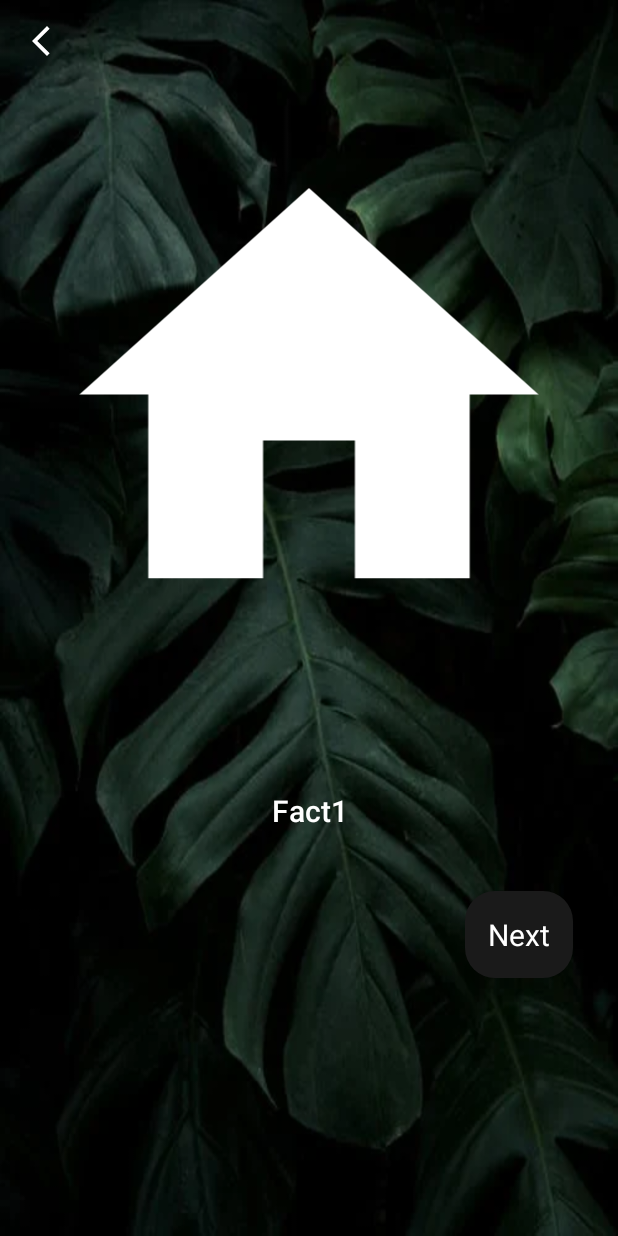
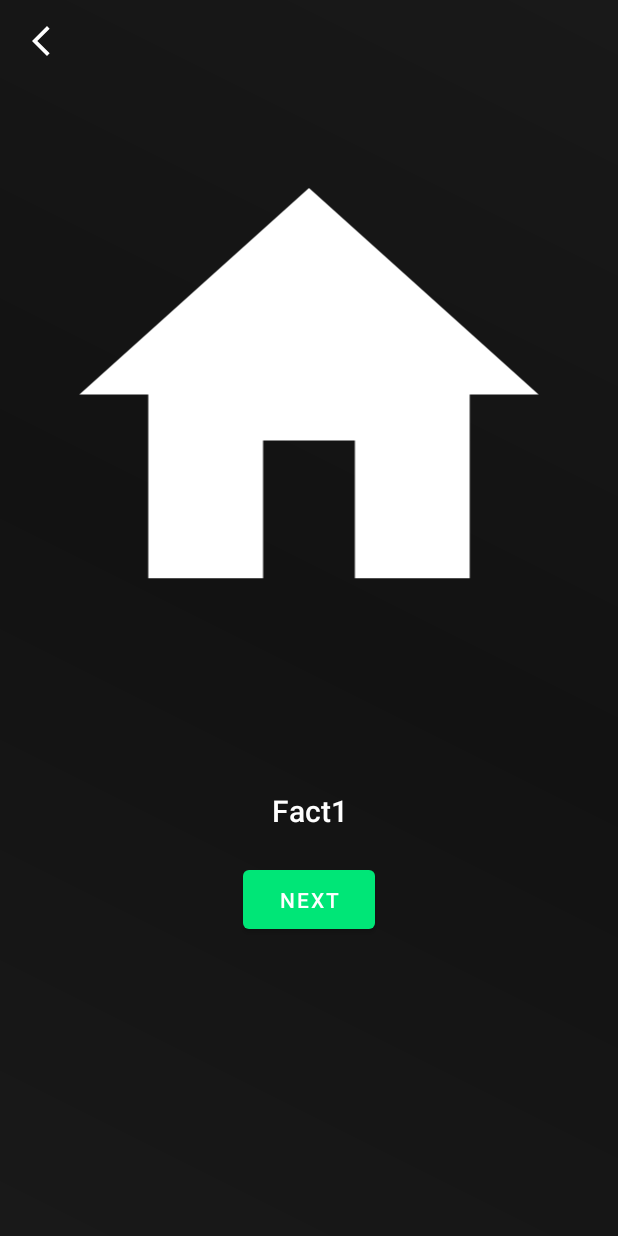
Before and after one commit to satmxd/VVIM-App, an Android app: the FactsActivity screen opened directly, with no data from a screen before it, on a phone screen of 412 x 824 dp. Run offline under Robolectric (Android 15) with nearby library versions, the phone set to English and light mode, and no system bars; pictures from the network do not load.

Commit message:
fixed many things

```diff
--- a/Android App/app/src/main/res/layout/activity_facts.xml
+++ b/Android App/app/src/main/res/layout/activity_facts.xml
@@ -4,7 +4,7 @@
     xmlns:tools="http://schemas.android.com/tools"
     android:layout_width="match_parent"
     android:layout_height="match_parent"
-    android:background="@drawable/plantbg"
+    android:background="@drawable/homepagbackground"
     android:orientation="vertical"
     tools:context=".FactsActivity">
     <ImageView
@@ -37,21 +37,14 @@
             android:textColor="@color/white"
             android:textSize="20dp" />
 
-        <TextView
-            android:id="@+id/nextbtn"
-            android:layout_width="wrap_content"
-            android:layout_height="wrap_content"
-            android:layout_gravity="right"
-            android:layout_marginTop="20dp"
-            android:background="@drawable/roundedcorners"
-            android:elevation="10dp"
-            android:layout_marginRight="30dp"
-            android:layout_marginBottom="150dp"
-            android:gravity="center"
-            android:padding="15dp"
-            android:text="Next"
-            android:textColor="@color/white"
-            android:textSize="20dp" />
+    <Button
+        android:id="@+id/nextbtn"
+        android:layout_width="wrap_content"
+        android:padding="10dp"
+        android:layout_height="wrap_content"
+        android:onClick="onclick"
+        android:layout_gravity="center"
+        android:text="next"/>
 
 
 </LinearLayout>
--- a/Android App/app/src/main/res/layout/activity_main.xml
+++ b/Android App/app/src/main/res/layout/activity_main.xml
@@ -288,7 +288,7 @@
 
                 </androidx.cardview.widget.CardView>
                 <androidx.cardview.widget.CardView
-                    android:id="@+id/MapButton"
+                    android:id="@+id/GalleryButton"
                     android:layout_width="wrap_content"
                     android:layout_height="wrap_content"
                     android:layout_column="0"
@@ -310,13 +310,13 @@
                         <ImageView
                             android:layout_width="wrap_content"
                             android:layout_height="wrap_content"
-                            android:src="@drawable/baseline_map_24"
+                            android:src="@drawable/baseline_photo_24"
                             app:tint="@color/primary_green"/>
 
                         <TextView
                             android:layout_width="wrap_content"
                             android:layout_height="wrap_content"
-                            android:text="Map"
+                            android:text="Gallery"
                             android:textColor="@color/light_grey"
                             android:textStyle="bold"/>
 
--- a/Android App/app/src/main/res/values/colors.xml
+++ b/Android App/app/src/main/res/values/colors.xml
@@ -12,9 +12,9 @@
     <color name="primary_grey">#1f1f1f</color>
     <color name="secondary_grey">#252525</color>
     <color name="grey3">#303030</color>
-    <color name="primary_red">#F50056</color>
+    <color name="primary_red">#F31347</color>
     <color name="primary_green">#00e677</color>
-    <color name="secondary_magenta">#e6006f</color>
+    <color name="secondary_magenta">#D5E6006F</color>
     <color name="accent_red">#FF80AA</color>
     <color name="light_grey">#E0E0E0</color>
     <color name="text_col">#E0E0E0</color>
```
Also changed, not shown: Android App/app/src/main/AndroidManifest.xml (+4 -3 lines), Android App/app/src/main/java/com/example/treescanner/GalleryActivity.java (added, +14 -0 lines), Android App/app/src/main/java/com/example/treescanner/MainActivity.java (+18 -0 lines), Android App/app/src/main/java/com/example/treescanner/QRInfoActivity.java (+8 -3 lines), Android App/app/src/main/java/com/example/treescanner/QuizActivityResponse.java (+11 -8 lines), Android App/app/src/main/res/layout/activity_gallery.xml (added, +32 -0 lines), Android App/app/src/main/res/layout/activity_qrinfo.xml (+41 -14 lines), Android App/app/src/main/res/layout/activity_quiz_response.xml (+4 -8 lines).
